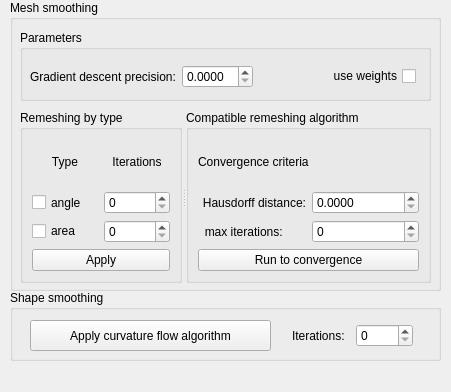
This is Polyhedron/demo/Polyhedron/Plugins/PMP/Smoothing_plugin.ui in CGAL/cgal as Qt 5 draws it before an edit. The edited form follows.
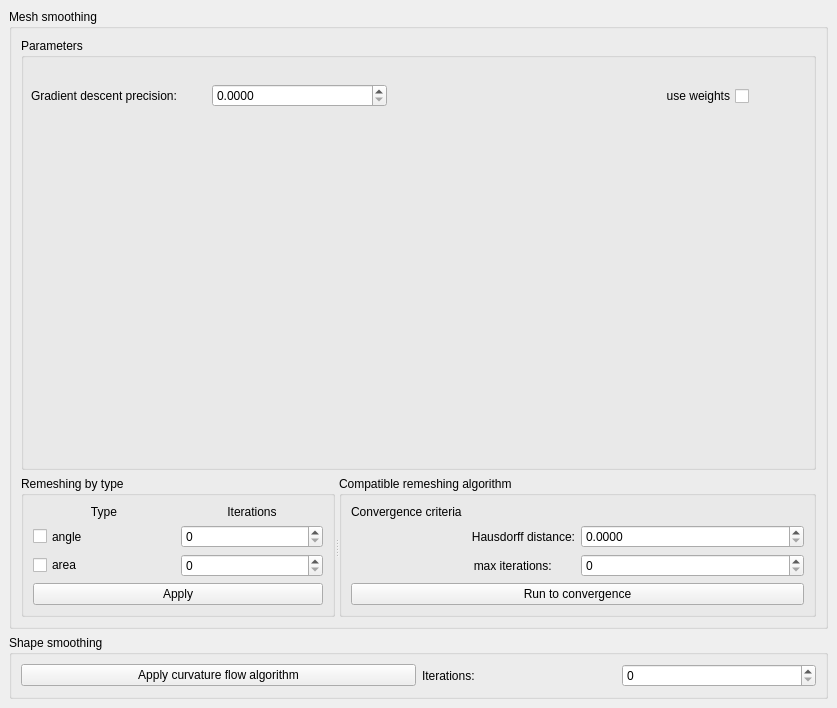
This is the edited form.

Commit message: add layout to widget

```diff
--- a/Polyhedron/demo/Polyhedron/Plugins/PMP/Smoothing_plugin.ui
+++ b/Polyhedron/demo/Polyhedron/Plugins/PMP/Smoothing_plugin.ui
@@ -6,35 +6,23 @@
    <rect>
     <x>0</x>
     <y>0</y>
-    <width>451</width>
-    <height>392</height>
+    <width>837</width>
+    <height>708</height>
    </rect>
   </property>
   <property name="windowTitle">
    <string/>
   </property>
   <widget class="QWidget" name="dockWidgetContents">
+   <layout class="QVBoxLayout" name="verticalLayout_3">
+    <item>
    <widget class="QGroupBox" name="Mesh_groupBox">
-    <property name="geometry">
-     <rect>
-      <x>10</x>
-      <y>0</y>
-      <width>431</width>
-      <height>291</height>
-     </rect>
-    </property>
     <property name="title">
      <string>Mesh smoothing</string>
     </property>
+      <layout class="QVBoxLayout" name="verticalLayout_4">
+       <item>
     <widget class="QGroupBox" name="Parameters_groupBox">
-     <property name="geometry">
-      <rect>
-       <x>10</x>
-       <y>30</y>
-       <width>411</width>
-       <height>71</height>
-      </rect>
-     </property>
      <property name="sizePolicy">
       <sizepolicy hsizetype="Expanding" vsizetype="Expanding">
        <horstretch>0</horstretch>
@@ -52,8 +40,8 @@
        <rect>
         <x>10</x>
         <y>30</y>
-        <width>386</width>
-        <height>33</height>
+            <width>718</width>
+            <height>56</height>
        </rect>
       </property>
       <layout class="QHBoxLayout" name="horizontalLayout_2">
@@ -88,15 +76,9 @@
       </layout>
      </widget>
     </widget>
+       </item>
+       <item>
     <widget class="QSplitter" name="splitter">
-     <property name="geometry">
-      <rect>
-       <x>10</x>
-       <y>110</y>
-       <width>411</width>
-       <height>173</height>
-      </rect>
-     </property>
      <property name="orientation">
       <enum>Qt::Horizontal</enum>
      </property>
@@ -245,41 +227,24 @@
       </layout>
      </widget>
     </widget>
-   </widget>
+       </item>
+      </layout>
+     </widget>
+    </item>
+    <item>
    <widget class="QGroupBox" name="Shape_groupBox">
-    <property name="geometry">
-     <rect>
-      <x>10</x>
-      <y>290</y>
-      <width>431</width>
-      <height>71</height>
-     </rect>
-    </property>
     <property name="title">
      <string>Shape smoothing</string>
     </property>
+      <layout class="QHBoxLayout" name="horizontalLayout_4">
+       <item>
     <widget class="QPushButton" name="Curvature_Button">
-     <property name="geometry">
-      <rect>
-       <x>20</x>
-       <y>30</y>
-       <width>241</width>
-       <height>31</height>
-      </rect>
-     </property>
      <property name="text">
       <string>Apply curvature flow algorithm</string>
      </property>
     </widget>
-    <widget class="QWidget" name="">
-     <property name="geometry">
-      <rect>
-       <x>282</x>
-       <y>30</y>
-       <width>121</width>
-       <height>31</height>
-      </rect>
-     </property>
+       </item>
+       <item>
      <layout class="QHBoxLayout" name="horizontalLayout_3">
       <item>
        <widget class="QLabel" name="iterations_label_2">
@@ -292,8 +257,11 @@
        <widget class="QSpinBox" name="curv_iterations_spinBox"/>
       </item>
      </layout>
-    </widget>
-   </widget>
+       </item>
+      </layout>
+     </widget>
+    </item>
+   </layout>
   </widget>
  </widget>
  <resources/>
```
Lines whose indentation alone changed are shown as unchanged.
